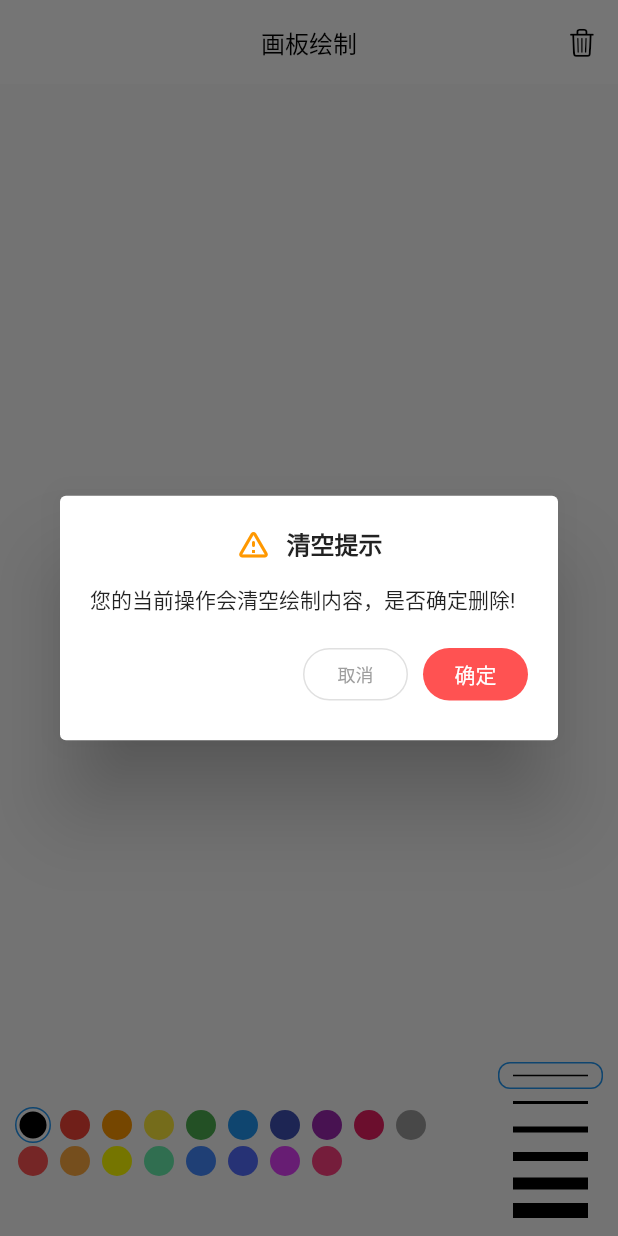
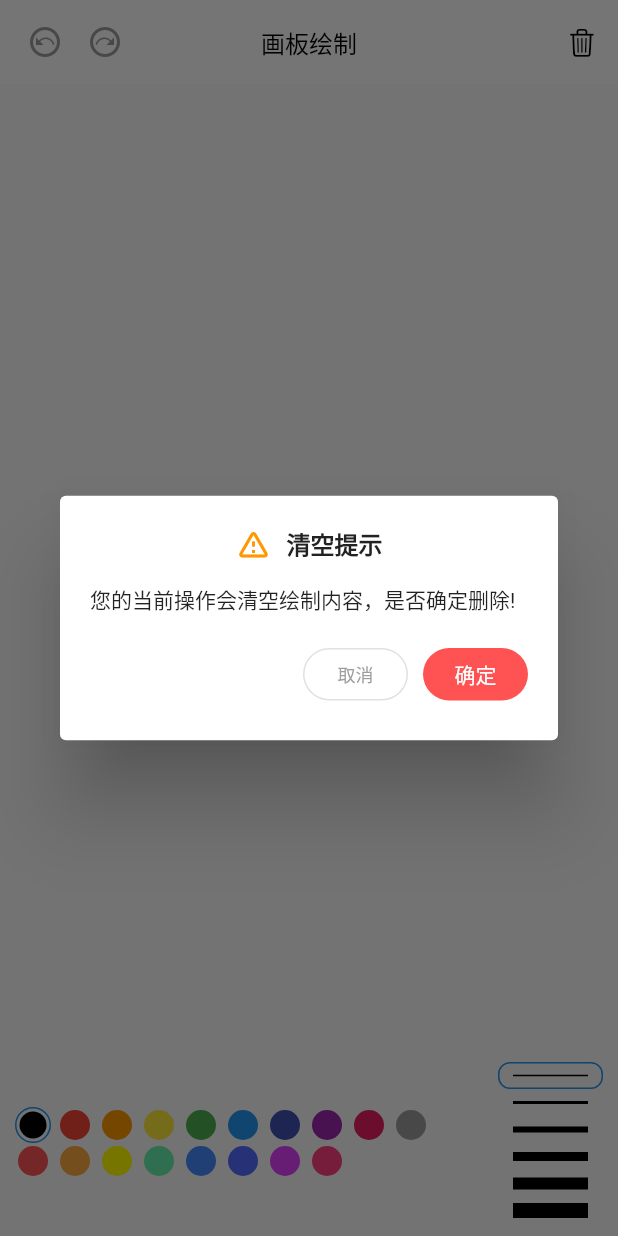
Before and after one commit to toly1994328/flutter_first_station, a Flutter app: the screen it shows after launch, after a tap on an icon or button, on a phone screen of 412 x 824 dp. Run offline on Flutter 3.47's test engine with Material 2 defaults, Android fonts, the light colour scheme and no system bars; missing offline and left inert: flame_audio.

Commit message:
撤销功能

```diff
--- a/lib/paper/paper_app_bar.dart
+++ b/lib/paper/paper_app_bar.dart
@@ -4,10 +4,14 @@ import 'package:flutter/services.dart';
 
 class PaperAppBar extends StatelessWidget implements PreferredSizeWidget {
   final VoidCallback onClear;
+  final VoidCallback? onBack;
+  final VoidCallback? onRevocation;
 
   const PaperAppBar({
     Key? key,
     required this.onClear,
+    this.onBack,
+    this.onRevocation,
   }) : super(key: key);
 
   @override
@@ -19,6 +23,11 @@ class PaperAppBar extends StatelessWidget implements PreferredSizeWidget {
           statusBarIconBrightness: Brightness.dark,
           statusBarColor: Colors.transparent),
       backgroundColor: Colors.white,
+      leading: BackUpButtons(
+        onBack: onBack,
+        onRevocation: onRevocation,
+      ),
+      leadingWidth: 100,
       title: Text(
         '画板绘制',
         style: TextStyle(color: Colors.black, fontSize: 16),
@@ -39,3 +48,42 @@ class PaperAppBar extends StatelessWidget implements PreferredSizeWidget {
   @override
   Size get preferredSize => const Size.fromHeight(kToolbarHeight);
 }
+
+class BackUpButtons extends StatelessWidget {
+  final VoidCallback? onBack;
+  final VoidCallback? onRevocation;
+
+  const BackUpButtons({
+    Key? key,
+    required this.onBack,
+    required this.onRevocation,
+  }) : super(key: key);
+
+  @override
+  Widget build(BuildContext context) {
+    const BoxConstraints cts = BoxConstraints(minHeight: 32, minWidth: 32);
+    Color backColor = onBack ==null?Colors.grey:Colors.black;
+    Color revocationColor = onRevocation ==null?Colors.grey:Colors.black;
+    return Center(
+      child: Wrap(
+        children: [
+          Transform.scale(
+            scaleX: -1,
+            child: IconButton(
+              splashRadius: 20,
+              constraints: cts,
+              onPressed: onBack,
+              icon: Icon(Icons.next_plan_outlined,color: backColor),
+            ),
+          ),
+          IconButton(
+            splashRadius: 20,
+            onPressed: onRevocation,
+            constraints: cts,
+            icon: Icon(Icons.next_plan_outlined, color: revocationColor),
+          )
+        ],
+      ),
+    );
+  }
+}
```
Also changed, not shown: lib/paper/paper.dart (+16 -1 lines).
